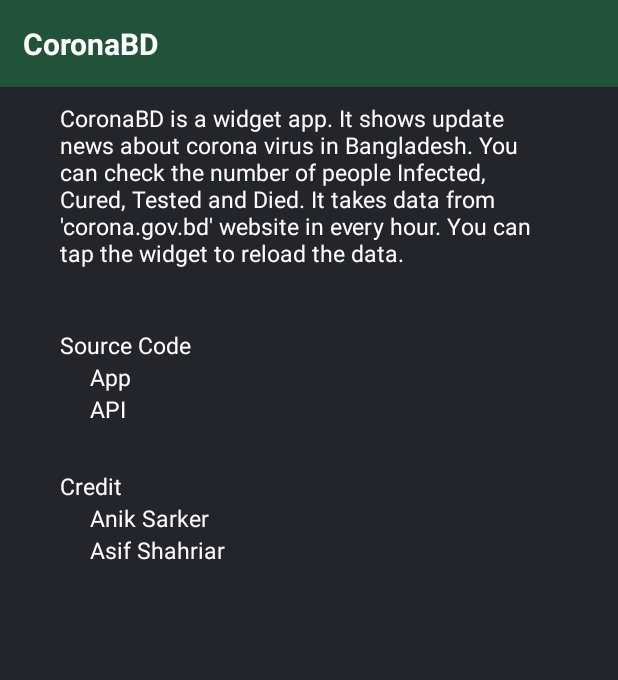
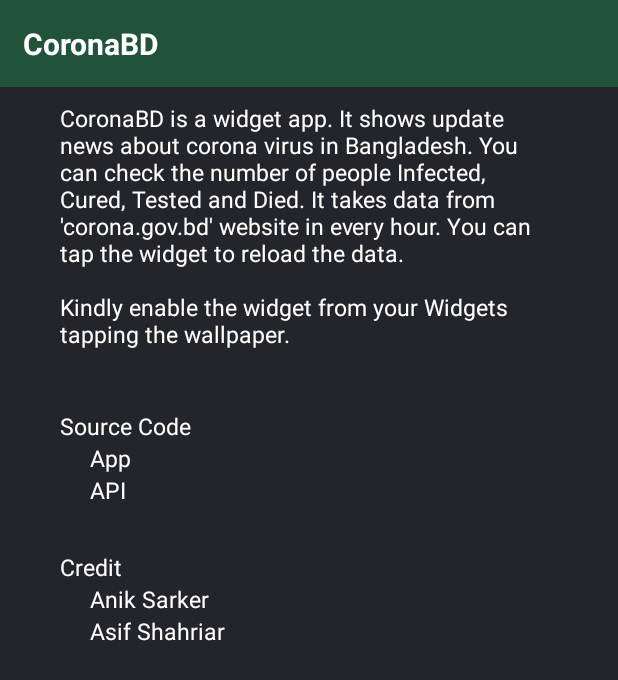
Before and after one commit to sarkerjr/Coronavirus-Updates-Bangladesh, an Android app: the screen it shows after launch (MainActivity), on a phone screen of 412 x 824 dp. Shown: the top 680 px of the screen. Run offline under Robolectric (Android 15) with nearby library versions, the phone set to English and light mode, and no system bars.

Commit message:
Modified The Home text

```diff
--- a/app/src/main/res/values/strings.xml
+++ b/app/src/main/res/values/strings.xml
@@ -1,4 +1,4 @@
 <resources>
     <string name="app_name">CoronaBD</string>
-    <string name="home_text">CoronaBD is a widget app. It shows update news about corona virus in Bangladesh. You can check the number of people Infected, Cured, Tested and Died. It takes data from \'corona.gov.bd\' website in every hour. You can tap the widget to reload the data.</string>
+    <string name="home_text">CoronaBD is a widget app. It shows update news about corona virus in Bangladesh. You can check the number of people Infected, Cured, Tested and Died. It takes data from \'corona.gov.bd\' website in every hour. You can tap the widget to reload the data.\n\nKindly enable the widget from your Widgets tapping the wallpaper.</string>
 </resources>
```
